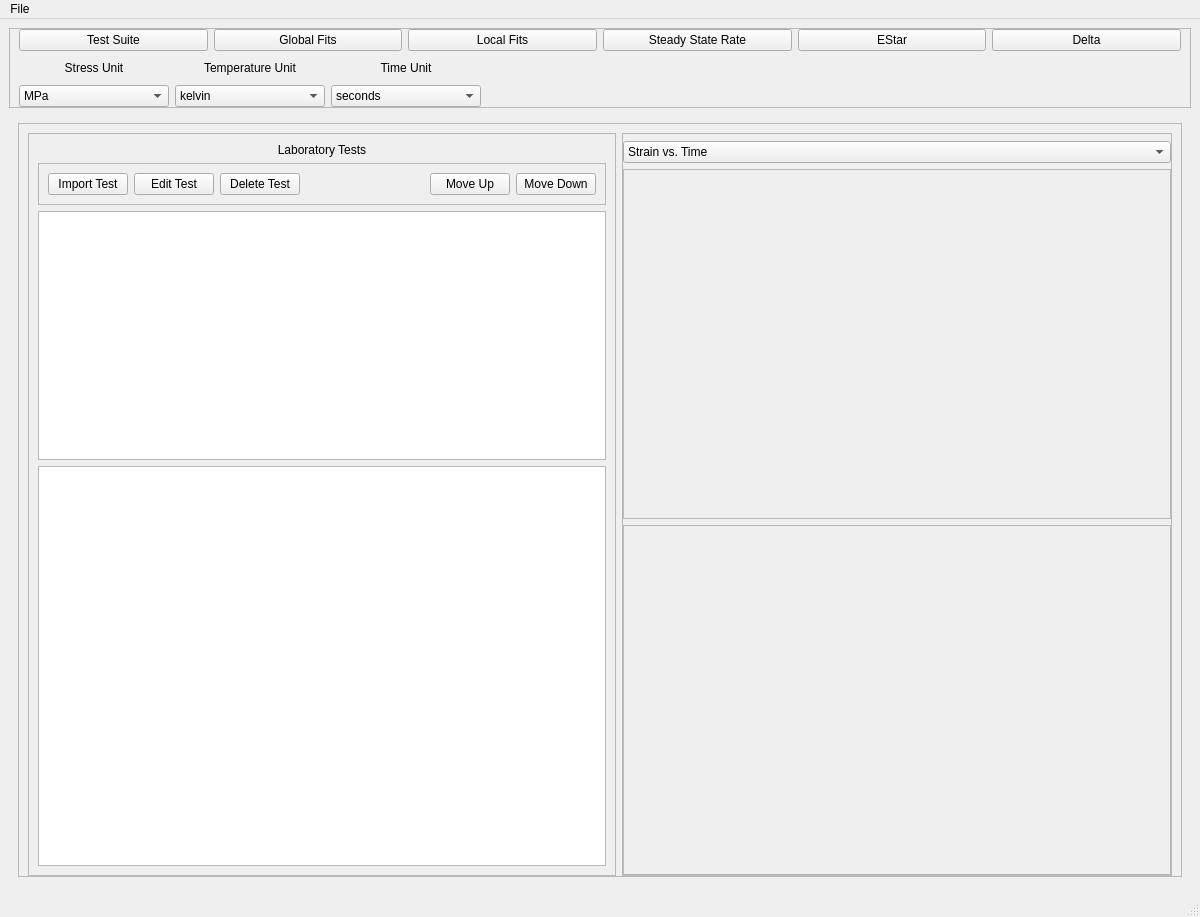
Above: src/frontend/designer/ui_main.ui from sd-brady/creeper before the change. Below: the same form after it.
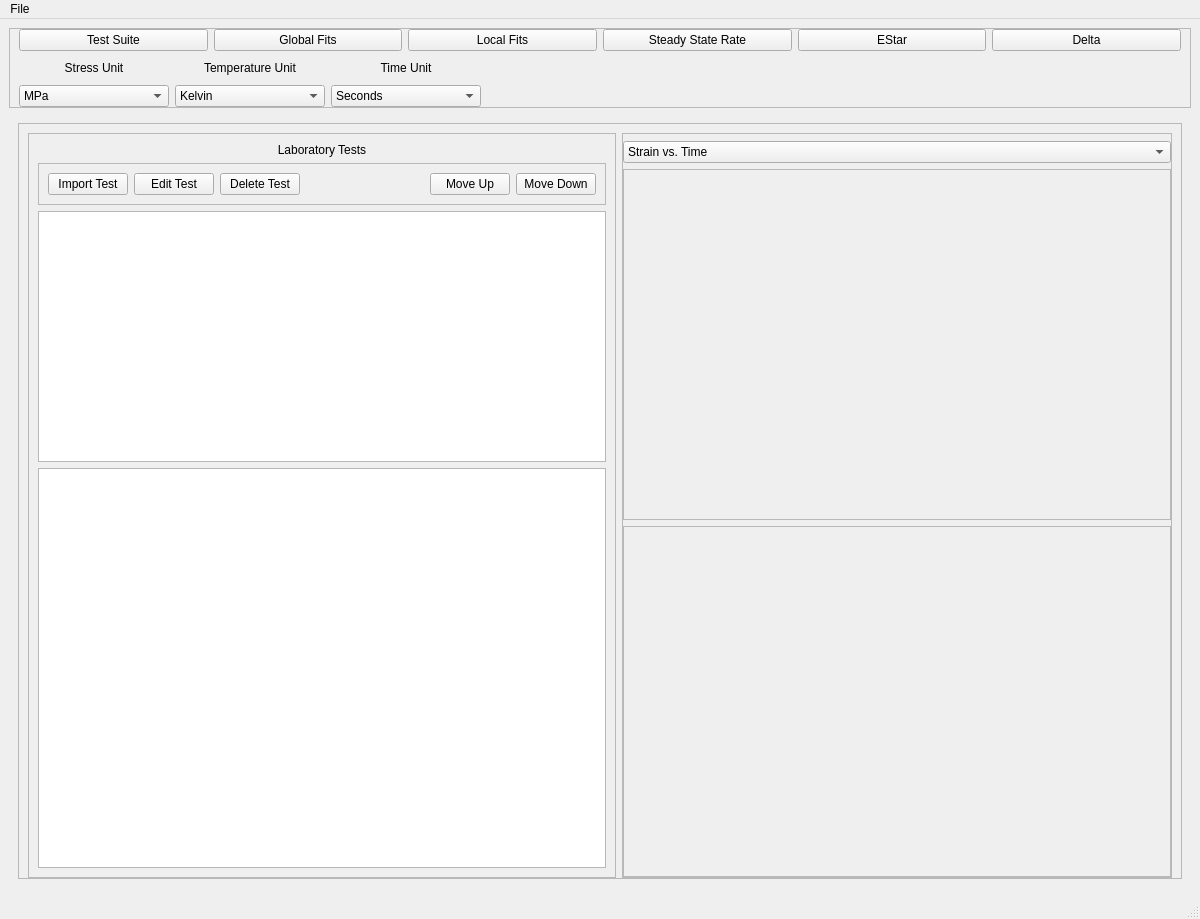
That is the form after the change.

Diff of the .ui file:
```diff
--- a/src/frontend/designer/ui_main.ui
+++ b/src/frontend/designer/ui_main.ui
@@ -7,7 +7,7 @@
     <x>0</x>
     <y>0</y>
     <width>1200</width>
-    <height>900</height>
+    <height>919</height>
    </rect>
   </property>
   <property name="windowTitle">
@@ -180,7 +180,7 @@
            </property>
            <item>
             <property name="text">
-             <string>kelvin</string>
+             <string>Kelvin</string>
             </property>
            </item>
            <item>
@@ -197,7 +197,7 @@
            </property>
            <item>
             <property name="text">
-             <string>seconds</string>
+             <string>Seconds</string>
             </property>
            </item>
            <item>
```
Left out of the diff: 16 changed lines with no effect on the pictures.
